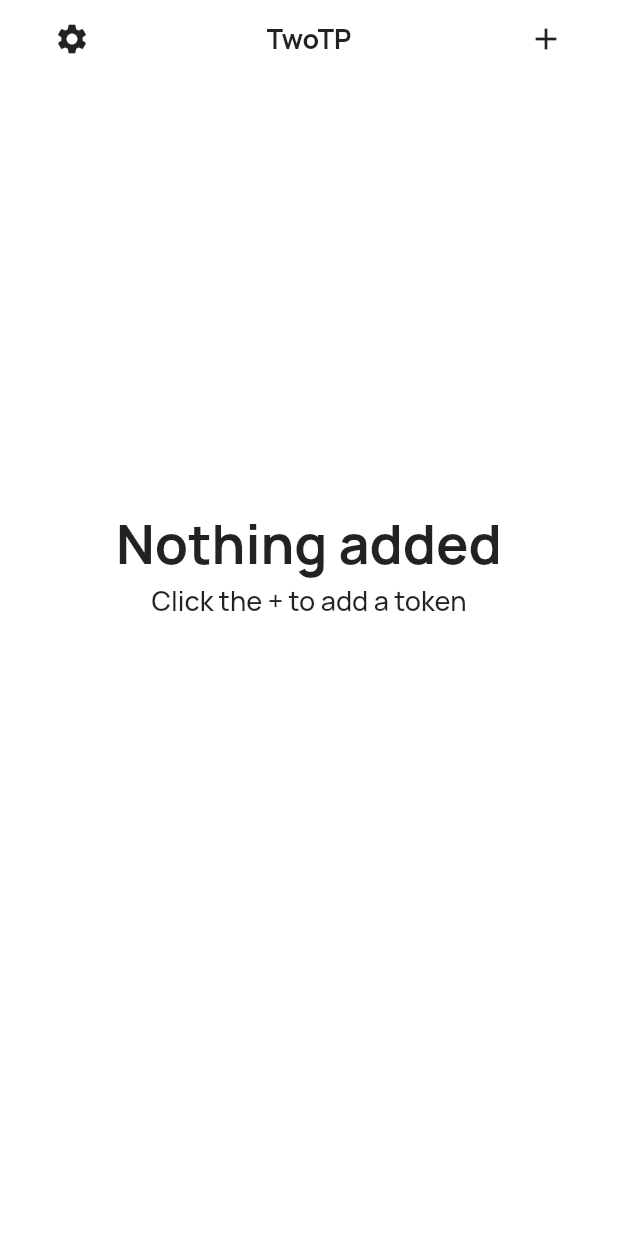
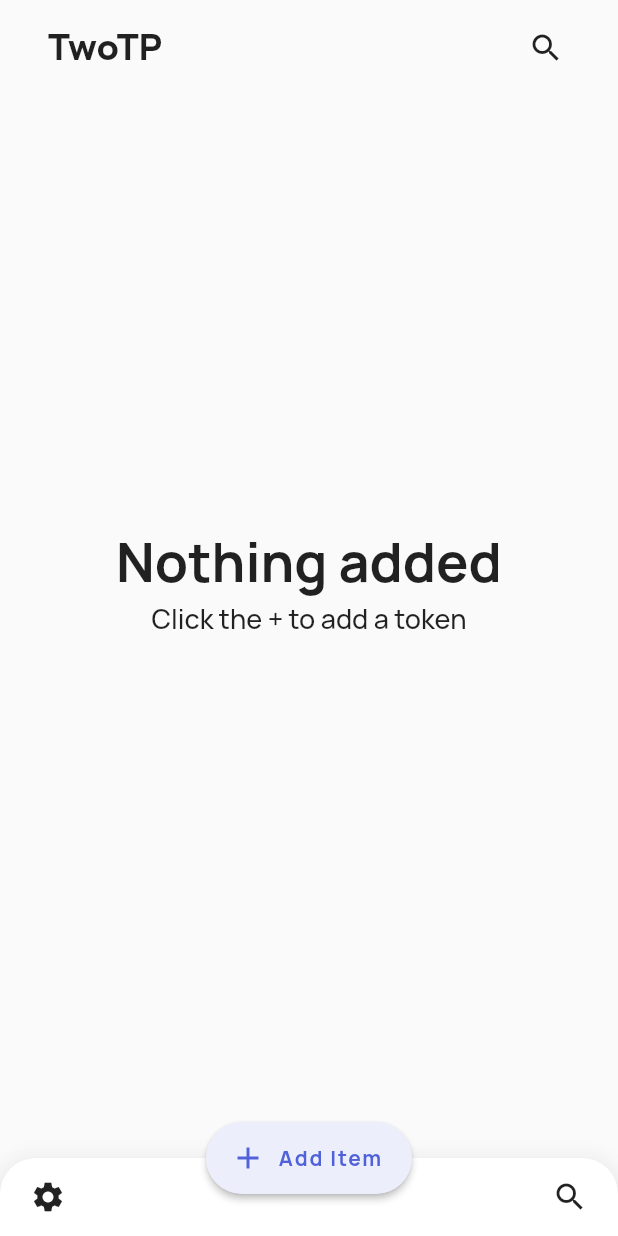
Before and after one commit to AutinMitra/2tp, a Flutter app: the screen it shows after launch, on a phone screen of 412 x 824 dp. Run offline on Flutter 3.47's test engine with Material 2 defaults, Android fonts, the phone set to English and light mode, and no system bars; drawn by our look-alikes of oktoast; our stand-ins replace bloc, equatable, flutter_bloc, flutter_secure_storage, shared_preferences; missing offline and left inert: base32, qr_code_scanner.

Commit message:
New home page layout

```diff
--- a/lib/screens/home.dart
+++ b/lib/screens/home.dart
@@ -1,3 +1,4 @@
+import 'package:flutter/cupertino.dart';
 import 'package:flutter/material.dart';
 import 'package:flutter/services.dart';
 import 'package:flutter_bloc/flutter_bloc.dart';
@@ -6,18 +7,17 @@ import 'package:twotp/blocs/totp/totp_event.dart';
 import 'package:twotp/blocs/totp/totp_state.dart';
 import 'package:twotp/components/cards.dart';
 import 'package:twotp/components/scroll_behaviors.dart';
+import 'package:twotp/theme/palette.dart';
 import 'package:twotp/theme/text_styles.dart';
 import 'package:twotp/theme/values.dart';
 
 class HomePage extends StatelessWidget {
   @override
   Widget build(BuildContext context) {
+    var darkMode = Theme.of(context).brightness == Brightness.dark;
     SystemChrome.setSystemUIOverlayStyle(SystemUiOverlayStyle(
       statusBarColor: Colors.transparent,
-      statusBarIconBrightness:
-      (Theme
-          .of(context)
-          .brightness == Brightness.dark)
+      statusBarIconBrightness: (Theme.of(context).brightness == Brightness.dark)
           ? Brightness.light
           : Brightness.dark,
     ));
@@ -28,21 +28,24 @@ class HomePage extends StatelessWidget {
           backgroundColor: Colors.transparent,
         ),
       ),
-        body: ScrollConfiguration(
-          behavior: NoOverScrollBehavior(),
-            child: _TOTPList()
+      floatingActionButton: FloatingActionButton.extended(
+        backgroundColor: Palette.accent,
+        elevation: 2.0,
+        icon: Icon(Icons.add, color: Palette.primary),
+        label: Text("Add Item", style: TextStyles.addItemButtonText),
+        onPressed: () {
+          Navigator.pushNamed(context, "/add/qr");
+        },
       ),
-    );
-  }
-}
-
-class _TOTPAppBar extends StatelessWidget {
-  @override
-  Widget build(BuildContext context) {
-    return Container(
-      height: Values.navbarHeight,
+      floatingActionButtonLocation: FloatingActionButtonLocation.centerDocked,
+      bottomNavigationBar: Material(
+        borderRadius: BorderRadius.vertical(top: Radius.circular(24)),
+        clipBehavior: Clip.hardEdge,
+        elevation: 16.0,
+        child: Container(
+          height: 52,
           child: Padding(
-        padding: const EdgeInsets.symmetric(horizontal: 24.0),
+            padding: const EdgeInsets.only(left: 8.0, right: 8.0),
             child: Row(
               mainAxisAlignment: MainAxisAlignment.spaceBetween,
               crossAxisAlignment: CrossAxisAlignment.center,
@@ -53,19 +56,44 @@ class _TOTPAppBar extends StatelessWidget {
                     Navigator.pushNamed(context, "/settings");
                   },
                 ),
-            new Text("TwoTP", style: TextStyles.appBarTitle),
                 IconButton(
-              icon: new Icon(Icons.add),
+                  icon: new Icon(Icons.search),
                   onPressed: () {
-                Navigator.pushNamed(context, '/add/qr');
+//                Navigator.pushNamed(context, '/add/qr');
                   },
                 ),
               ],
             ),
           ),
+        ),
+      ),
+      body: ScrollConfiguration(
+          behavior: NoOverScrollBehavior(), child: _TOTPList()),
     );
   }
+}
 
+class _TwoTPAppBar extends StatelessWidget {
+  @override
+  Widget build(BuildContext context) {
+    return Container(
+        child: Padding(
+      padding: const EdgeInsets.symmetric(horizontal: 24.0, vertical: 8.0),
+      child: Row(
+        mainAxisAlignment: MainAxisAlignment.spaceBetween,
+        children: <Widget>[
+          Padding(
+            padding: const EdgeInsets.only(left: 8.0),
+            child: Text("TwoTP", style: TextStyles.largeAppBarTitle),
+          ),
+          IconButton(
+            icon: Icon(Icons.search),
+            onPressed: () {},
+          )
+        ],
+      ),
+    ));
+  }
 }
 
 class _TOTPList extends StatefulWidget {
@@ -85,24 +113,21 @@ class _TOTPListState extends State<_TOTPList> {
         return Container();
       } else if (state is ChangedTOTPState && state.items.length == 0) {
         // TODO: Replace with more fancy indicator, like an illustration
-        var screenHeight = MediaQuery
-            .of(context)
-            .size
-            .height;
+        var screenHeight = MediaQuery.of(context).size.height;
         var spacer = (screenHeight - Values.navbarHeight) / 2 - 100;
         return ListView(
           shrinkWrap: true,
           children: <Widget>[
-            _TOTPAppBar(),
+            _TwoTPAppBar(),
             Center(
               child: Column(
                 children: <Widget>[
                   SizedBox(height: spacer),
                   Center(
-                      child: Text(
-                          "Nothing added", style: TextStyles.bodyInfoH1)),
-                  Center(child: Text(
-                      "Click the + to add a token",
+                      child:
+                          Text("Nothing added", style: TextStyles.bodyInfoH1)),
+                  Center(
+                      child: Text("Click the + to add a token",
                           style: TextStyles.bodyInfoH2)),
                   SizedBox(height: spacer)
                 ],
@@ -115,8 +140,7 @@ class _TOTPListState extends State<_TOTPList> {
         return ListView(
           shrinkWrap: true,
           children: <Widget>[
-            _TOTPAppBar(),
-            SizedBox(height: 12),
+            _TwoTPAppBar(),
             for (var item in state.items)
               Padding(
                 padding: EdgeInsets.fromLTRB(24, 0, 24, 18),
@@ -124,12 +148,9 @@ class _TOTPListState extends State<_TOTPList> {
               )
           ],
         );
-
       } else {
-        return Column(children: <Widget>[
-          _TOTPAppBar(),
-          Text("An error occured")
-        ]);
+        return Column(
+            children: <Widget>[_TwoTPAppBar(), Text("An error occured")]);
       }
     });
   }
--- a/lib/theme/palette.dart
+++ b/lib/theme/palette.dart
@@ -1,8 +1,8 @@
 import 'package:flutter/material.dart';
 
 class Palette {
-  static const primary = Color(0xFF673AB7);
-  static const accent = Color(0xFFEDE7F6);
+  static const primary = Color(0xFF5061d9);
+  static const accent = Color(0xFFeceffb);
   static const lightRed = Color(0xFFffcdd2);
   static const medRed = Color(0xFFef9a9a);
   static const darkRed = Color(0xFFEF5350);
@@ -12,8 +12,10 @@ class Palette {
   static const defaultCardColor = Color(0xFF474A53);
 
   // Mode-specific
-  static const bgDark = Color(0xFF34343C);
+  static const bgDark = defaultCardColor;
   static const bgLight = Color(0xFFFFFFFF);
+  static const scDark = Color(0xFF34343C);
+  static const scLight = Color(0xFFFAFAFA);
   static const textDark = Color(0xFFFFFFFF);
   static const textLight = Color(0xFF000000);
 }
--- a/lib/theme/text_styles.dart
+++ b/lib/theme/text_styles.dart
@@ -2,9 +2,11 @@ import 'package:flutter/material.dart';
 import 'package:twotp/theme/palette.dart';
 
 class TextStyles {
-  static var appBarTitle = TextStyle(fontSize: 18, fontWeight: FontWeight.w700);
+  static var appBarTitle = TextStyle(fontSize: 18, fontWeight: FontWeight.w900);
+  static var largeAppBarTitle = TextStyle(fontSize: 24, fontWeight: FontWeight.w900);
   static var bodyInfoH1 = TextStyle(fontSize: 36, fontWeight: FontWeight.w700);
   static var bodyInfoH2 = TextStyle(fontSize: 18, fontWeight: FontWeight.w500);
   static var buttonText = TextStyle(fontSize: 14, fontWeight: FontWeight.w700);
   static var toastText = TextStyle(fontSize: 14, fontWeight: FontWeight.w600);
+  static var addItemButtonText = TextStyle(color: Palette.primary, fontWeight: FontWeight.w700);
 }
--- a/lib/theme/themes.dart
+++ b/lib/theme/themes.dart
@@ -6,7 +6,7 @@ class Themes {
     accentColor: Palette.accent,
     primaryColor: Palette.primary,
     backgroundColor: Palette.bgLight,
-    scaffoldBackgroundColor: Palette.bgLight,
+    scaffoldBackgroundColor: Palette.scLight,
     cardColor: Palette.bgLight,
     canvasColor: Palette.bgLight,
     brightness: Brightness.light,
@@ -25,7 +25,7 @@ class Themes {
     accentColor: Palette.accent,
     primaryColor: Palette.primary,
     backgroundColor: Palette.bgDark,
-    scaffoldBackgroundColor: Palette.bgDark,
+    scaffoldBackgroundColor: Palette.scDark,
     cardColor: Palette.bgDark,
     canvasColor: Palette.bgDark,
     brightness: Brightness.dark,
```
Lines whose indentation alone changed are shown as unchanged.
